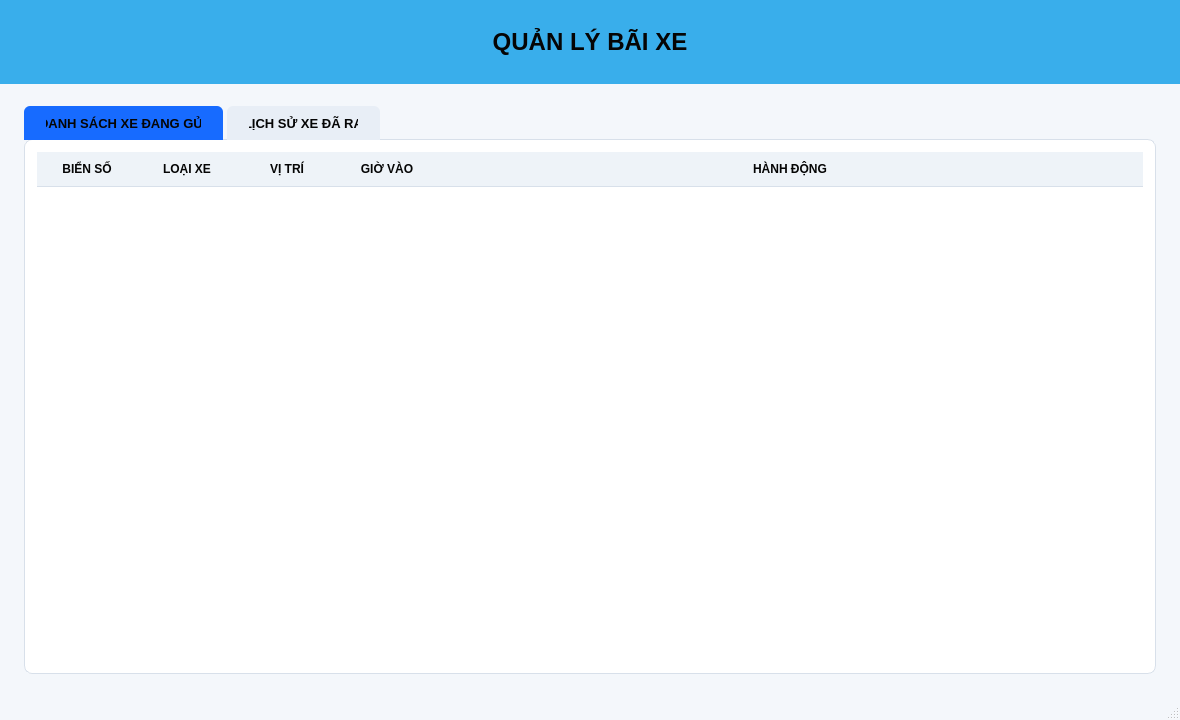
This is QLBaiDoXeThongMinh/giaodien/designer/quan_ly_bai_xe.ui in hiennguyen2501/project_HeThongQuanLyBaiXeThongMinh as Qt 5 draws it before an edit. The edited form follows.
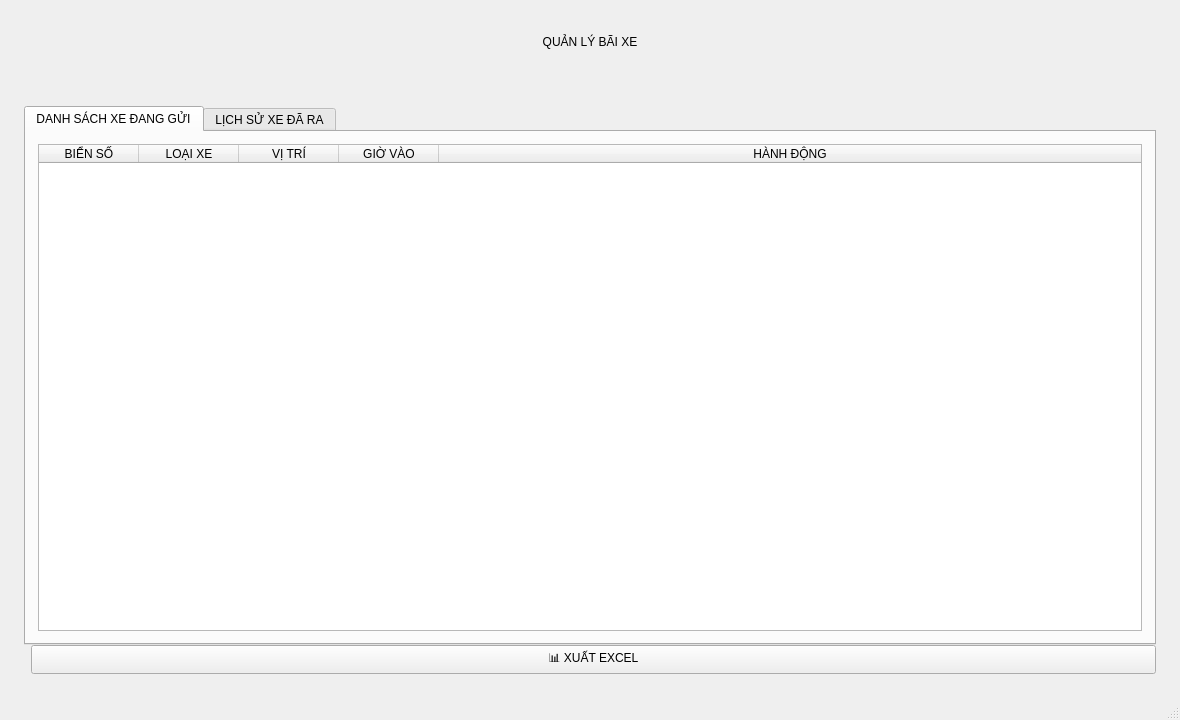
This is the edited form.

Commit message: chinh sua quanlibaixe.ui

Patch:
```diff
--- a/QLBaiDoXeThongMinh/giaodien/designer/quan_ly_bai_xe.ui
+++ b/QLBaiDoXeThongMinh/giaodien/designer/quan_ly_bai_xe.ui
@@ -44,16 +44,17 @@
 QTabBar::tab {
     background: #E8EEF6;
     color: #050505;
-    padding: 10px 22px;
+    padding: 12px 28px;
     border-top-left-radius: 6px;
     border-top-right-radius: 6px;
     margin-right: 4px;
-    font-size: 13px;
+    font-size: 14px;
     font-weight: 800;
+    min-width: 180px;
 }
 QTabBar::tab:selected {
     background: #176BFF;
-    color: #050505;
+    color: #FFFFFF;
 }
 QTableWidget {
     background: #FFFFFF;
@@ -69,7 +70,21 @@
     border: none;
     border-bottom: 1px solid #D8E0EA;
     font-weight: 800;
-}</string>
+}
+QPushButton#btn_xuat_excel {
+    background: #16A34A;
+    color: #FFFFFF;
+    border: none;
+    border-radius: 6px;
+    padding: 10px 24px;
+    font-size: 14px;
+    font-weight: 700;
+    min-height: 40px;
+    max-width: 180px;
+}
+QPushButton#btn_xuat_excel:hover {
+    background: #12833D;
+</string>
   </property>
   <widget class="QWidget" name="centralwidget">
    <layout class="QVBoxLayout" name="mainLayout">
@@ -256,6 +271,27 @@
         </widget>
        </widget>
       </item>
+      <item>
+       <layout class="QHBoxLayout" name="bottomLayout">
+        <item>
+         <spacer name="bottomSpacer">
+          <property name="orientation">
+           <enum>Qt::Horizontal</enum>
+          </property>
+         </spacer>
+        </item>
+        <item>
+         <widget class="QPushButton" name="btn_xuat_excel">
+          <property name="text">
+           <string>📊 XUẤT EXCEL</string>
+          </property>
+          <property name="cursor">
+           <cursorShape>PointingHandCursor</cursorShape>
+          </property>
+         </widget>
+        </item>
+       </layout>
+      </item>
      </layout>
     </item>
    </layout>
```
